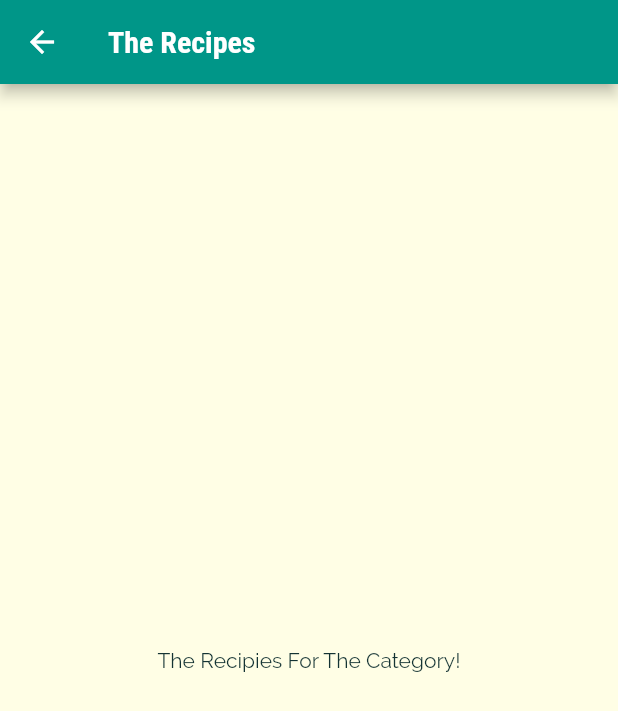
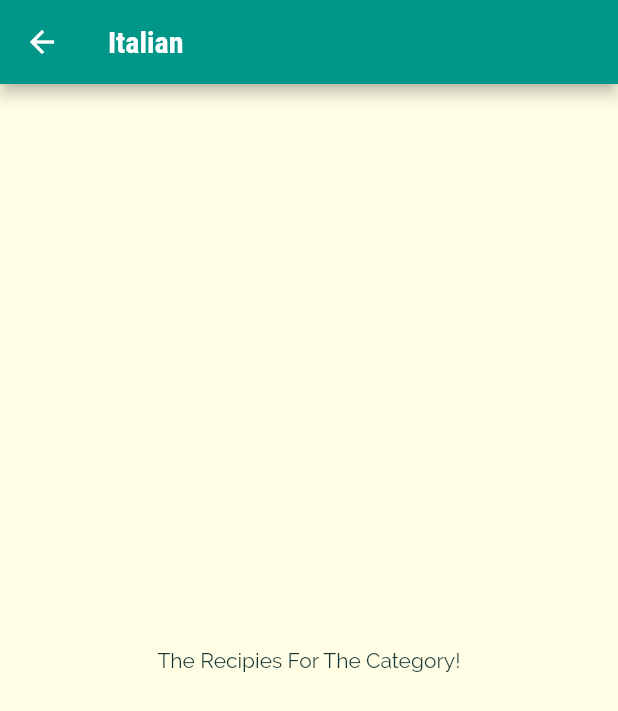
Before and after one commit to amanat-2003/meals_app, a Flutter app: the screen it shows after launch, after a tap on "Italian", on a phone screen of 412 x 824 dp. Shown: the top 711 px of the screen. Run offline on Flutter 3.47's test engine with Material 2 defaults, Android fonts, the phone set to English and light mode, and no system bars.

Commit message:
lec164 completed

```diff
--- a/lib/categories_screen.dart
+++ b/lib/categories_screen.dart
@@ -16,6 +16,7 @@ class CategoriesScreen extends StatelessWidget {
         padding: const EdgeInsets.all(25),
         children: DUMMY_CATEGORIES
             .map(((catData) => CategoryItem(
+                  id: catData.id,
                   title: catData.title,
                   color: catData.color,
                 )))
--- a/lib/category_item.dart
+++ b/lib/category_item.dart
@@ -2,16 +2,24 @@ import 'package:flutter/material.dart';
 import './category_meals_screen.dart';
 
 class CategoryItem extends StatelessWidget {
+  final String id;
   final String title;
   final Color color;
 
-  CategoryItem({this.title, this.color});
+  CategoryItem({
+    @required this.id,
+    @required this.title,
+    @required this.color,
+  });
 
   void selectCategory(BuildContext ctx) {
     Navigator.of(ctx).push(
       MaterialPageRoute(
         builder: (_) {
-          return CategoryMealsScreen();
+          return CategoryMealsScreen(
+            categoryId: id,
+            categoryTitle: title,
+          );
         },
       ),
     );
--- a/lib/category_meals_screen.dart
+++ b/lib/category_meals_screen.dart
@@ -1,17 +1,23 @@
 import 'package:flutter/material.dart';
 
 class CategoryMealsScreen extends StatelessWidget {
+  final String categoryId;
+  final String categoryTitle;
+
+  CategoryMealsScreen({
+    this.categoryId,
+    this.categoryTitle,
+  });
+
   @override
   Widget build(BuildContext context) {
     return Scaffold(
       appBar: AppBar(
-        title: Text('The Recipes'),
+        title: Text(this.categoryTitle),
       ),
       body: Center(
-      child: Text("The Recipies For The Category!"),
-    ),
+        child: Text("The Recipies For The Category!"),
+      ),
     );
-
-
   }
 }
--- a/lib/main.dart
+++ b/lib/main.dart
@@ -1,5 +1,6 @@
 import 'package:flutter/material.dart';
 
+import './category_meals_screen.dart';
 import './categories_screen.dart';
 
 void main() => runApp(MyApp());
@@ -28,6 +29,9 @@ class MyApp extends StatelessWidget {
             )),
       ),
       home: CategoriesScreen(),
+      routes: {
+        '/category-meals': (ctx) => CategoryMealsScreen()
+      },
     );
   }
 }
```
